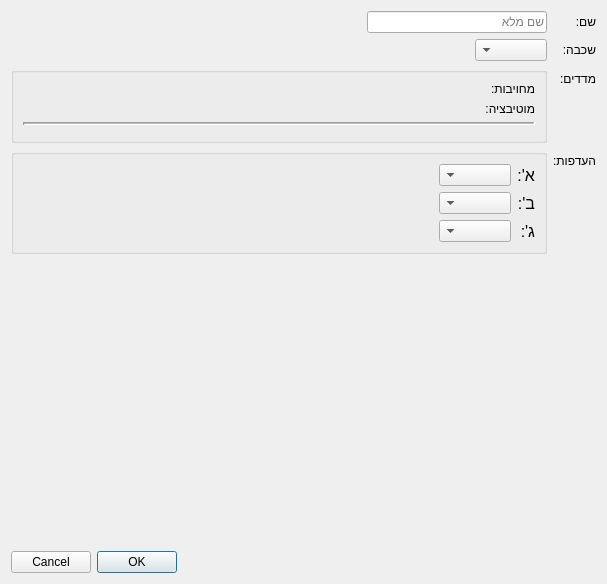
Before: the Qt Designer form gui/resources/participantcreationdialog.ui in PillowTweezers/PurMyun, drawn with Qt 5.
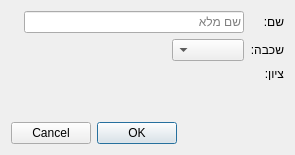
After: the same form once the commit is applied. Custom widgets are drawn as their Qt base class.

Patch:
```diff
--- a/gui/resources/participantcreationdialog.ui
+++ b/gui/resources/participantcreationdialog.ui
@@ -6,8 +6,8 @@
    <rect>
     <x>0</x>
     <y>0</y>
-    <width>607</width>
-    <height>584</height>
+    <width>295</width>
+    <height>155</height>
    </rect>
   </property>
   <property name="windowTitle">
@@ -38,7 +38,7 @@
          </property>
          <property name="minimumSize">
           <size>
-           <width>180</width>
+           <width>220</width>
            <height>0</height>
           </size>
          </property>
@@ -95,174 +95,34 @@
        </item>
       </layout>
      </item>
-     <item row="3" column="0">
+     <item row="2" column="0">
       <widget class="QLabel" name="label_2">
        <property name="text">
-        <string>מדדים:</string>
+        <string>ציון:</string>
        </property>
       </widget>
      </item>
-     <item row="3" column="1">
-      <layout class="QVBoxLayout" name="verticalLayout_2">
-       <item>
-        <widget class="QGroupBox" name="groupBox">
-         <property name="title">
-          <string/>
-         </property>
-         <layout class="QVBoxLayout" name="verticalLayout_3">
-          <item>
-           <layout class="QFormLayout" name="formLayout_3">
-            <item row="0" column="0">
-             <widget class="QLabel" name="label_11">
-              <property name="text">
-               <string>מחויבות:</string>
-              </property>
-             </widget>
-            </item>
-            <item row="1" column="0">
-             <widget class="QLabel" name="label_12">
-              <property name="text">
-               <string>מוטיבציה:</string>
-              </property>
-             </widget>
-            </item>
-            <item row="0" column="1">
-             <widget class="FancySliderHorizontalWidget" name="presenceWidget" native="true"/>
-            </item>
-            <item row="1" column="1">
-             <widget class="FancySliderHorizontalWidget" name="motivationWidget" native="true"/>
-            </item>
-           </layout>
-          </item>
-          <item>
-           <widget class="Line" name="line">
-            <property name="lineWidth">
-             <number>2</number>
-            </property>
-            <property name="midLineWidth">
-             <number>1</number>
-            </property>
-            <property name="orientation">
-             <enum>Qt::Horizontal</enum>
-            </property>
-           </widget>
-          </item>
-          <item>
-           <widget class="StatsWidget" name="statsWidget" native="true"/>
-          </item>
-         </layout>
-        </widget>
-       </item>
-      </layout>
-     </item>
-     <item row="4" column="0">
-      <widget class="QLabel" name="label_4">
-       <property name="text">
-        <string>העדפות:</string>
-       </property>
-      </widget>
-     </item>
-     <item row="4" column="1">
-      <widget class="QGroupBox" name="groupBox_2">
-       <property name="title">
-        <string/>
-       </property>
-       <layout class="QFormLayout" name="formLayout_2">
-        <item row="0" column="0">
-         <widget class="QLabel" name="label_19">
-          <property name="styleSheet">
-           <string notr="true">font-size:16px;</string>
-          </property>
-          <property name="text">
-           <string>א':</string>
-          </property>
-         </widget>
-        </item>
-        <item row="2" column="0">
-         <widget class="QLabel" name="label_21">
-          <property name="styleSheet">
-           <string notr="true">font-size:16px;</string>
-          </property>
-          <property name="text">
-           <string>ב':</string>
-          </property>
-         </widget>
-        </item>
-        <item row="4" column="0">
-         <widget class="QLabel" name="label_20">
-          <property name="styleSheet">
-           <string notr="true">font-size:16px;</string>
-          </property>
-          <property name="text">
-           <string>ג':</string>
-          </property>
-         </widget>
-        </item>
-        <item row="4" column="1">
-         <layout class="QHBoxLayout" name="horizontalLayout_6">
-          <item>
-           <widget class="QComboBox" name="preferenceCComboBox"/>
-          </item>
-          <item>
-           <spacer name="horizontalSpacer_5">
-            <property name="orientation">
-             <enum>Qt::Horizontal</enum>
-            </property>
-            <property name="sizeHint" stdset="0">
-             <size>
-              <width>40</width>
-              <height>20</height>
-             </size>
-            </property>
-           </spacer>
-          </item>
-         </layout>
-        </item>
-        <item row="2" column="1">
-         <layout class="QHBoxLayout" name="horizontalLayout_5">
-          <item>
-           <widget class="QComboBox" name="preferenceBComboBox"/>
-          </item>
-          <item>
-           <spacer name="horizontalSpacer_4">
-            <property name="orientation">
-             <enum>Qt::Horizontal</enum>
-            </property>
-            <property name="sizeHint" stdset="0">
-             <size>
-              <width>40</width>
-              <height>20</height>
-             </size>
-            </property>
-           </spacer>
-          </item>
-         </layout>
-        </item>
-        <item row="0" column="1">
-         <layout class="QHBoxLayout" name="horizontalLayout_4">
-          <item>
-           <widget class="QComboBox" name="preferenceAComboBox"/>
-          </item>
-          <item>
-           <spacer name="horizontalSpacer_3">
-            <property name="orientation">
-             <enum>Qt::Horizontal</enum>
-            </property>
-            <property name="sizeHint" stdset="0">
-             <size>
-              <width>40</width>
-              <height>20</height>
-             </size>
-            </property>
-           </spacer>
-          </item>
-         </layout>
-        </item>
-       </layout>
-      </widget>
+     <item row="2" column="1">
+      <widget class="FancySliderHorizontalWidget" name="scoreSliderWidget" native="true"/>
      </item>
     </layout>
    </item>
+   <item>
+    <spacer name="verticalSpacer">
+     <property name="orientation">
+      <enum>Qt::Vertical</enum>
+     </property>
+     <property name="sizeType">
+      <enum>QSizePolicy::Fixed</enum>
+     </property>
+     <property name="sizeHint" stdset="0">
+      <size>
+       <width>20</width>
+       <height>10</height>
+      </size>
+     </property>
+    </spacer>
+   </item>
    <item>
     <widget class="QDialogButtonBox" name="buttonBox">
      <property name="orientation">
@@ -276,12 +136,6 @@
   </layout>
  </widget>
  <customwidgets>
-  <customwidget>
-   <class>StatsWidget</class>
-   <extends>QWidget</extends>
-   <header>gui.StatsWidget</header>
-   <container>1</container>
-  </customwidget>
   <customwidget>
    <class>FancySliderHorizontalWidget</class>
    <extends>QWidget</extends>
```
Left out of the diff: 2 changed lines with no effect on the pictures.
